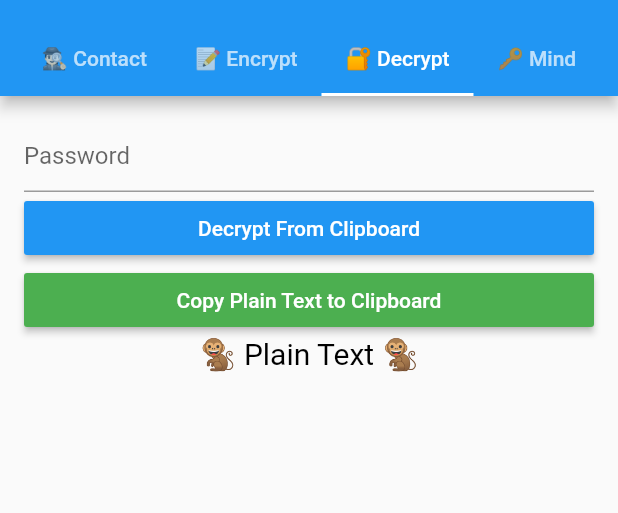
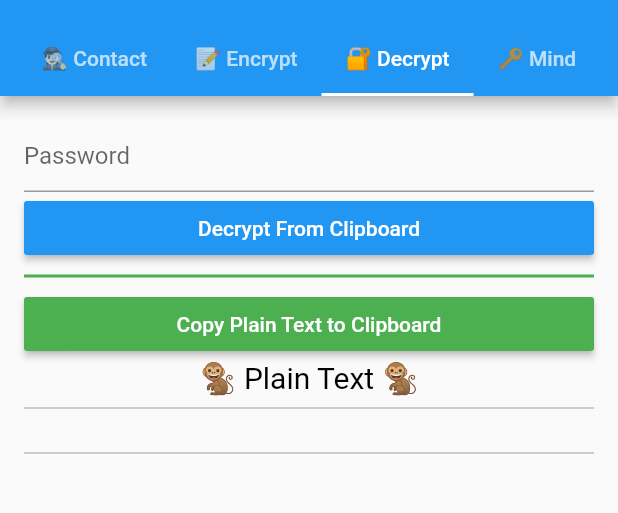
Before and after one commit to Frederic-Zhou/ciphermonkey, a Flutter app: the screen it shows after launch, tab 3 chosen, on a phone screen of 412 x 824 dp, the part 60-573 px from its top. Run offline on Flutter 3.47's test engine with Material 2 defaults, Android fonts, the phone set to English and light mode, and no system bars; our stand-ins replace sqflite, toast; missing offline and left inert: asn1lib, encrypt, pointycastle; accounts and stored records are empty.

Commit message:
增加分割线

```diff
--- a/lib/tabviews/decryptView.dart
+++ b/lib/tabviews/decryptView.dart
@@ -151,6 +151,10 @@ class _DecryptViewState extends State<DecryptView> {
                   }
                 },
               ),
+              Divider(
+                thickness: 2,
+                color: Colors.green,
+              ),
               RaisedButton(
                 child: Text('Copy Plain Text to Clipboard',
                     style: TextStyle(color: Colors.white)),
@@ -180,10 +184,18 @@ class _DecryptViewState extends State<DecryptView> {
                 style: TextStyle(fontSize: 20, color: Colors.black),
                 textAlign: TextAlign.center,
               ),
+              Divider(
+                  thickness: 0,
+                  color: Colors.grey,
+                ),
               Text(
                 "$from",
                 style: TextStyle(fontSize: 12, color: Colors.green),
               ),
+              Divider(
+                  thickness: 0,
+                  color: Colors.grey,
+                ),
               Text(
                 "$plainText",
                 style: TextStyle(fontSize: 14, color: Colors.blueGrey),
--- a/lib/tabviews/mindView.dart
+++ b/lib/tabviews/mindView.dart
@@ -186,6 +186,10 @@ class _MindViewState extends State<MindView> {
                         style: TextStyle(fontSize: 20, color: Colors.black),
                         textAlign: TextAlign.center,
                       ),
+                      Divider(
+                        thickness: 0,
+                        color: Colors.grey,
+                      ),
                       Text(
                         "${combinPublicKey(pubID, pubNickname, pubkeyString)}",
                         style: TextStyle(fontSize: 14, color: Colors.blueGrey),
```
Also changed, not shown: lib/tabviews/encryptView.dart (+8 -1 lines).
